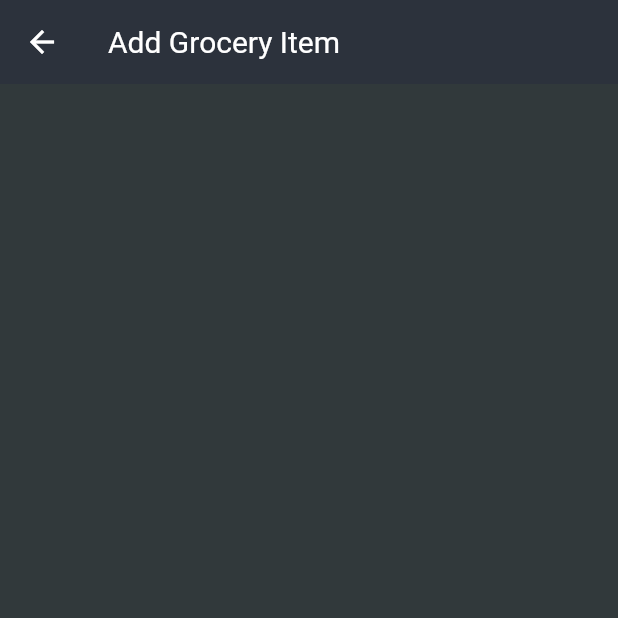
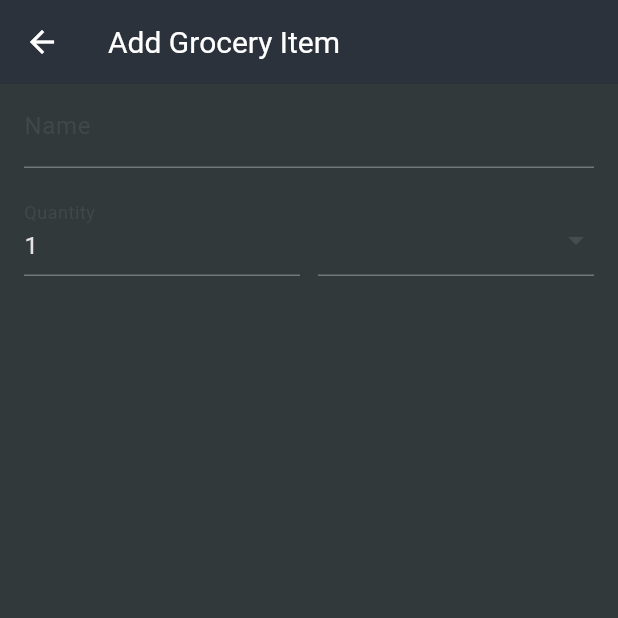
Before and after one commit to Hishamk99/grocaryShop-app, a Flutter app: the screen it shows after launch, after a tap on the "add" icon, on a phone screen of 412 x 824 dp, the top half of it. Run offline on Flutter 3.47's test engine with Material 3 defaults, Android fonts, the phone set to English and light mode, and no system bars.

Commit message:
create custom text form field

```diff
--- a/lib/main.dart
+++ b/lib/main.dart
@@ -15,6 +15,9 @@ class GrocaryShop extends StatelessWidget {
     return MaterialApp(
       theme: ThemeData.dark().copyWith(
         appBarTheme: const AppBarTheme(
+          iconTheme: IconThemeData(
+            color: Colors.white, //change your color here
+          ),
           actionsIconTheme: IconThemeData(
             color: Colors.white,
             size: 20,
--- a/lib/screens/add_grocery_item.dart
+++ b/lib/screens/add_grocery_item.dart
@@ -1,4 +1,6 @@
 import 'package:flutter/material.dart';
+import 'package:flutter/widgets.dart';
+import 'package:shop_app/widgets/custom_text_form_field.dart';
 
 class AddGroceryItem extends StatelessWidget {
   const AddGroceryItem({super.key});
@@ -11,12 +13,46 @@ class AddGroceryItem extends StatelessWidget {
           leading: IconButton(
             icon: const Icon(
               Icons.arrow_back,
-              color: Colors.white,
             ),
             onPressed: () => Navigator.of(context).pop(),
           ),
           title: const Text("Add Grocery Item"),
         ),
+        body: Padding(
+          padding: const EdgeInsets.symmetric(horizontal: 16),
+          child: Form(
+            child: Column(
+              children: [
+                const CustomTextFormField(
+                  text: 'Name',
+                ),
+                const SizedBox(
+                  height: 16,
+                ),
+                Row(
+                  crossAxisAlignment: CrossAxisAlignment.end,
+                  children: [
+                    const Expanded(
+                      child: CustomTextFormField(
+                        text: 'Quantity',
+                        initialValue: '1',
+                      ),
+                    ),
+                    const SizedBox(
+                      width: 12,
+                    ),
+                    Expanded(
+                      child: DropdownButtonFormField(
+                        onChanged: (value) {},
+                        items: [],
+                      ),
+                    ),
+                  ],
+                ),
+              ],
+            ),
+          ),
+        ),
       ),
     );
   }
--- /dev/null
+++ b/lib/widgets/custom_text_form_field.dart
@@ -0,0 +1,20 @@
+import 'package:flutter/material.dart';
+
+class CustomTextFormField extends StatelessWidget {
+  const CustomTextFormField({
+    super.key,
+    required this.text,
+    this.initialValue = '',
+  });
+  final String text;
+  final String initialValue;
+  @override
+  Widget build(BuildContext context) {
+    return TextFormField(
+      initialValue: initialValue,
+      decoration: InputDecoration(
+        labelText: text,
+      ),
+    );
+  }
+}
```
